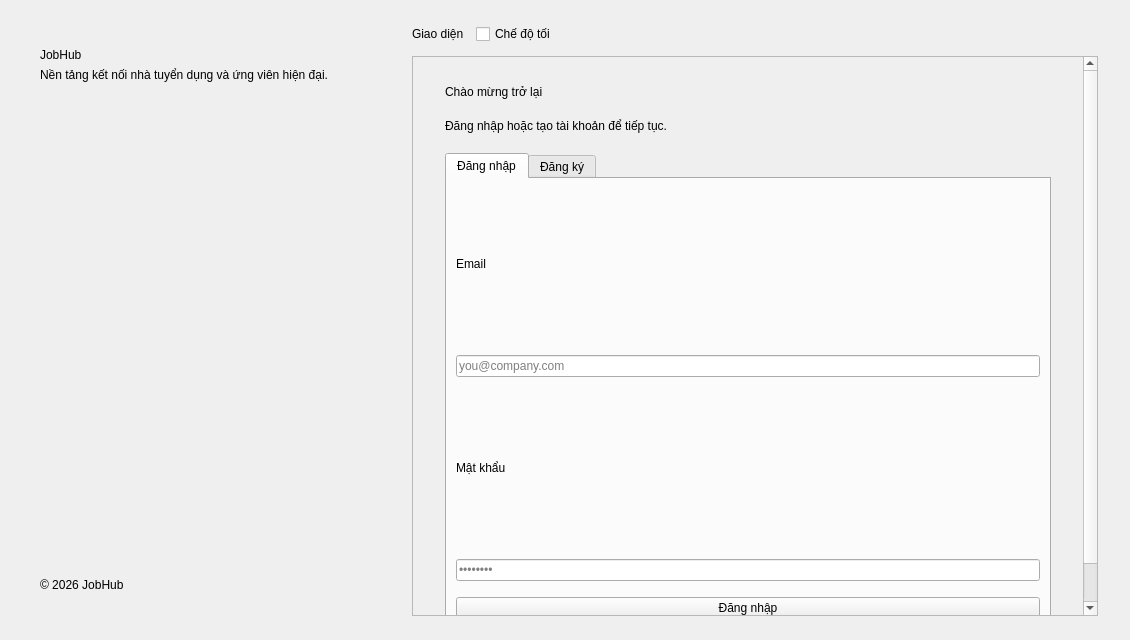
Old version of the form client/resources/ui/auth_window.ui in the repository imaira203/BTLPY_N21_D31.
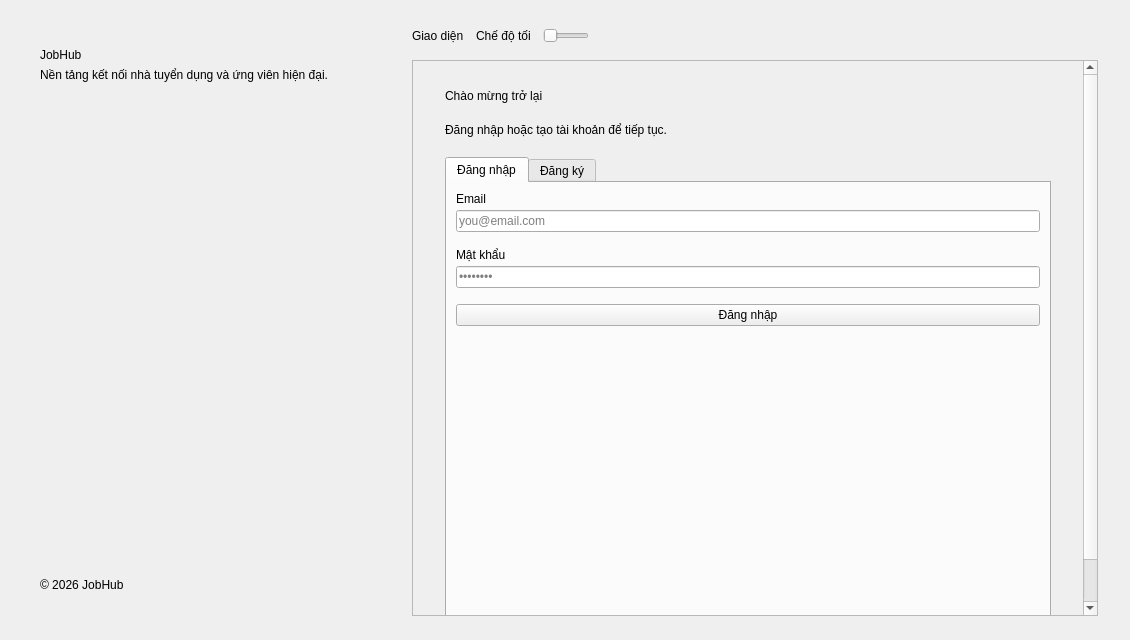
New version of the form.

What changed in the file:
```diff
--- a/client/resources/ui/auth_window.ui
+++ b/client/resources/ui/auth_window.ui
@@ -128,12 +128,43 @@
           </widget>
          </item>
          <item>
-          <widget class="QCheckBox" name="checkDarkMode">
+          <widget class="QLabel" name="labelThemeMode">
            <property name="text">
             <string>Chế độ tối</string>
            </property>
           </widget>
          </item>
+         <item>
+          <widget class="QSlider" name="switchTheme">
+           <property name="minimumSize">
+            <size>
+             <width>46</width>
+             <height>24</height>
+            </size>
+           </property>
+           <property name="maximumSize">
+            <size>
+             <width>46</width>
+             <height>24</height>
+            </size>
+           </property>
+           <property name="cursor">
+            <cursorShape>PointingHandCursor</cursorShape>
+           </property>
+           <property name="minimum">
+            <number>0</number>
+           </property>
+           <property name="maximum">
+            <number>1</number>
+           </property>
+           <property name="orientation">
+            <enum>Qt::Horizontal</enum>
+           </property>
+           <property name="tracking">
+            <bool>true</bool>
+           </property>
+          </widget>
+         </item>
          <item>
           <spacer name="horizontalSpacer_theme">
            <property name="orientation">
@@ -226,6 +257,12 @@
                   </property>
                   <item>
                    <layout class="QVBoxLayout" name="verticalFieldEmail">
+                   <property name="sizeConstraint">
+                    <enum>QLayout::SetFixedSize</enum>
+                   </property>
+                    <property name="spacing">
+                     <number>4</number>
+                    </property>
                     <item>
                      <widget class="QLabel" name="label_lemail">
                       <property name="text">
@@ -236,7 +273,7 @@
                     <item>
                      <widget class="QLineEdit" name="lineLoginEmail">
                       <property name="placeholderText">
-                       <string>you@company.com</string>
+                       <string>you@email.com</string>
                       </property>
                      </widget>
                     </item>
@@ -244,6 +281,12 @@
                   </item>
                   <item>
                    <layout class="QVBoxLayout" name="verticalFieldPass">
+                   <property name="sizeConstraint">
+                    <enum>QLayout::SetFixedSize</enum>
+                   </property>
+                    <property name="spacing">
+                     <number>4</number>
+                    </property>
                     <item>
                      <widget class="QLabel" name="label_lpass">
                       <property name="text">
@@ -270,6 +313,19 @@
                     </property>
                    </widget>
                   </item>
+                 <item>
+                  <spacer name="verticalSpacerLoginBottom">
+                   <property name="orientation">
+                    <enum>Qt::Vertical</enum>
+                   </property>
+                   <property name="sizeHint" stdset="0">
+                    <size>
+                     <width>20</width>
+                     <height>40</height>
+                    </size>
+                   </property>
+                  </spacer>
+                 </item>
                  </layout>
                 </widget>
                 <widget class="QWidget" name="tab_register">
```
Left out of the diff: 3 changed lines with no effect on the pictures.
